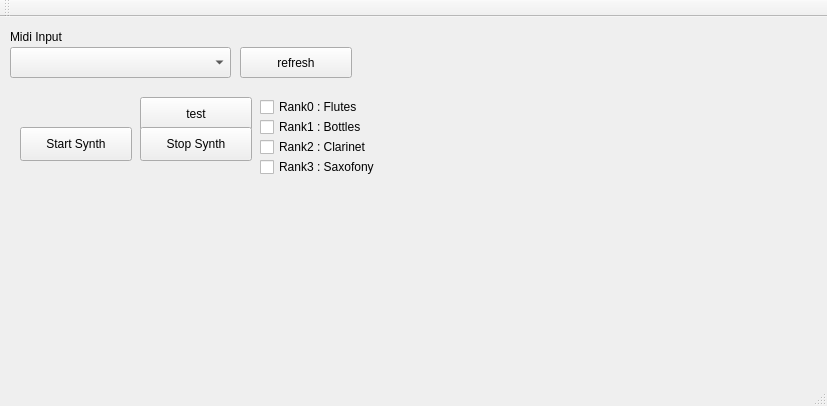
Old version of the form mainwindow.ui in the repository johnty/QtStkPipeOrgan.
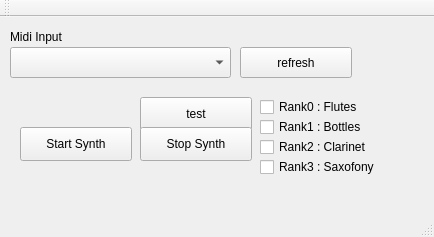
New version of the form.

Commit message: changed size of window

The edit to the form file:
```diff
--- a/mainwindow.ui
+++ b/mainwindow.ui
@@ -6,8 +6,8 @@
    <rect>
     <x>0</x>
     <y>0</y>
-    <width>827</width>
-    <height>406</height>
+    <width>434</width>
+    <height>237</height>
    </rect>
   </property>
   <property name="windowTitle">
```
Left out of the diff: 2 changed lines with no effect on the pictures.
